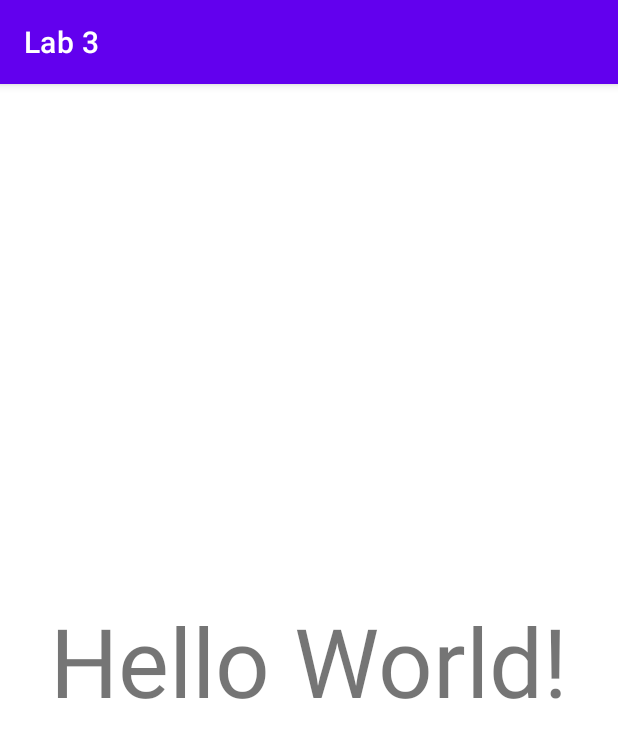
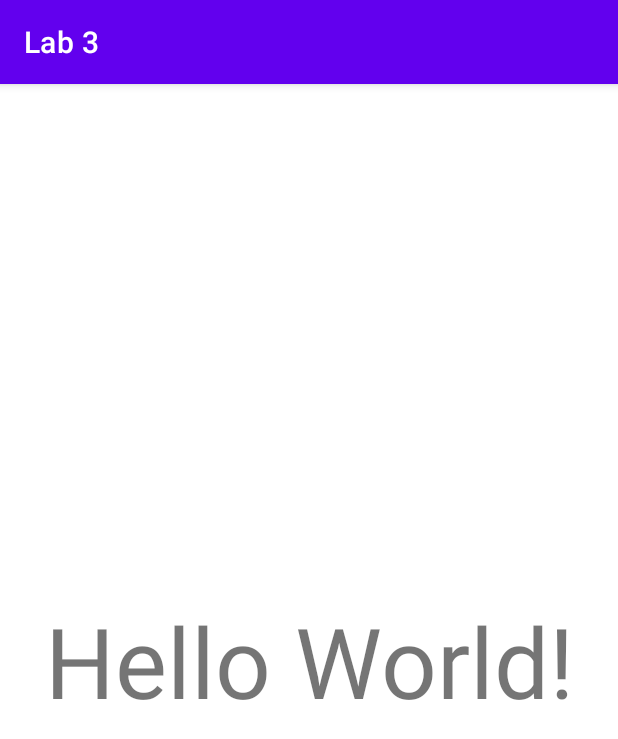
Before and after one commit to mechong/Lab3, an Android app: the screen it shows after launch (MainActivity), on a phone screen of 412 x 824 dp. Shown: the top 739 px of the screen. Run offline under Robolectric (Android 15) with nearby library versions, the phone set to English and light mode, and no system bars.

Commit message:
change text size1

```diff
--- a/app/src/main/res/layout/activity_main.xml
+++ b/app/src/main/res/layout/activity_main.xml
@@ -10,7 +10,7 @@
         android:layout_width="wrap_content"
         android:layout_height="wrap_content"
         android:text="Hello World!"
-        android:textSize="64sp"
+        android:textSize="65sp"
         app:layout_constraintBottom_toBottomOf="parent"
         app:layout_constraintLeft_toLeftOf="parent"
         app:layout_constraintRight_toRightOf="parent"
```
